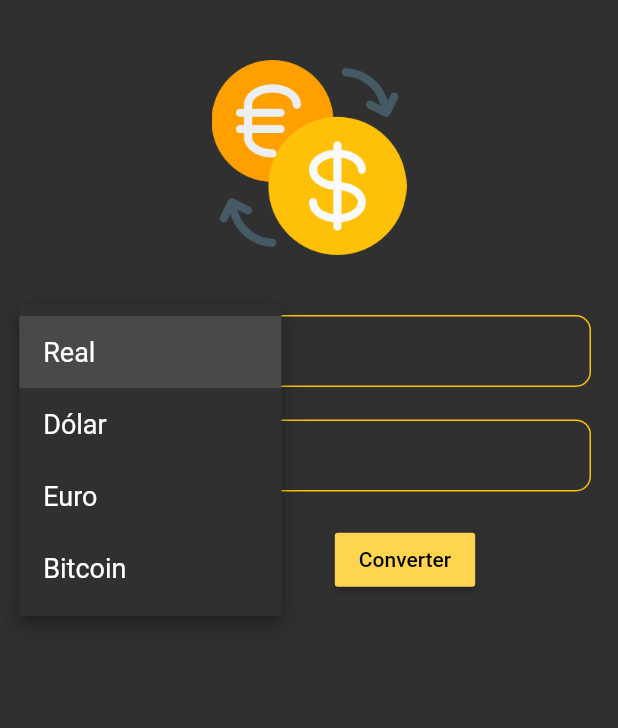
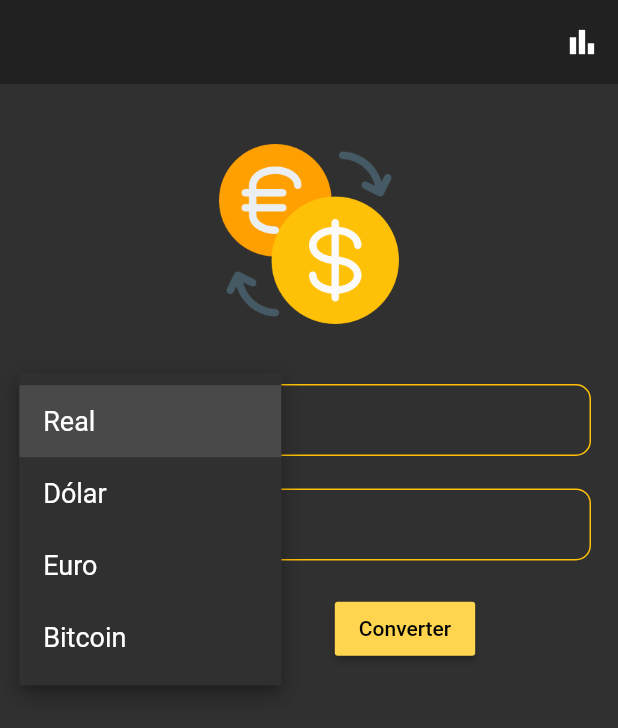
Before and after one commit to carlosfavero/flutter_convert_coin, a Flutter app: the screen it shows after launch, after a tap on "Real", on a phone screen of 412 x 824 dp. Shown: the top 728 px of the screen. Run offline on Flutter 3.47's test engine with Material 2 defaults, Android fonts, the phone set to English and light mode, and no system bars; our stand-ins replace dio, sqflite; accounts and stored records are empty; network calls fail.

```diff
--- a/lib/views/home_page.dart
+++ b/lib/views/home_page.dart
@@ -2,6 +2,7 @@ import 'package:convertCoin/controllers/home_controller.dart';
 import 'package:convertCoin/database/currency_helper.dart';
 import 'package:convertCoin/models/currency_info.dart';
 import 'package:convertCoin/views/components/currency_row.dart';
+import 'package:convertCoin/views/cotacao_page.dart';
 import 'package:flutter/material.dart';
 import 'package:intl/intl.dart';
 
@@ -12,7 +13,7 @@ class HomePage extends StatefulWidget {
 
 class _HomePageState extends State<HomePage> {
   CurrencyHelper _currencyHelper = CurrencyHelper();
-  Future<List<CurrencyInfo>> _currency;
+  List<CurrencyInfo> _currency = List<CurrencyInfo>();
 
   final TextEditingController toText = TextEditingController();
   final TextEditingController fromText = TextEditingController();
@@ -28,14 +29,32 @@ class _HomePageState extends State<HomePage> {
     homeController = HomeController(toText: toText, fromText: fromText);
   }
 
-  void loadCurrency() async {
-    _currency = _currencyHelper.getCurrency();
-    setState(() {});
+  Future loadCurrency() async {
+    _currency = await _currencyHelper.getCurrency();
+    setState(() {
+
+    });
   }
 
   @override
   Widget build(BuildContext context) {
     return Scaffold(
+      appBar: AppBar(
+        elevation: 0,
+        actions: [
+          IconButton(
+            icon: const Icon(Icons.bar_chart),
+            onPressed: () {
+              Navigator.push(
+                context,
+                MaterialPageRoute(
+                  builder: (context) => CotacaoPage()
+                ),
+              );
+            }
+          ),
+        ],
+      ),
       body: Column(
         children: [
           Flexible(
@@ -55,8 +74,8 @@ class _HomePageState extends State<HomePage> {
                         },
                         child: Image.asset(
                           'assets/images/exchange.png',
-                          width: 130,
-                          height: 130,
+                          width: 120,
+                          height: 120,
 
                         ),
                       ),
@@ -136,14 +155,21 @@ class _HomePageState extends State<HomePage> {
           ),
           Flexible(
             flex: 1,
-            child: FutureBuilder<List<CurrencyInfo>>(
-              future: _currency,
-              builder: (context, snapshot) {
-                if (snapshot.hasData) {
-                  return ListView(
-                    children: snapshot.data.map<Widget>((currency) {
+            child: ListView.builder(
+              itemCount: _currency.length,
+              itemBuilder: (context, index) {
+                final currency = _currency[index];
                 var alarmTime = DateFormat('dd/MM/yyyy hh:mm aa').format(currency.dateTime);
-                      return Padding(
+                return Dismissible(
+                  background: Container(color: Colors.red),
+                  key: Key(currency.id.toString()),
+                  onDismissed: (direction) {
+                    onDelete(currency.id);
+                    // setState(() {
+                    //   _currency.removeAt(index);
+                    // });
+                  },
+                  child:Padding(
                     padding: const EdgeInsets.fromLTRB(18, 0, 18, 0),
                     child: Column(
                       children: <Widget>[
@@ -223,18 +249,12 @@ class _HomePageState extends State<HomePage> {
                             ),
                           ],
                         ),
-
-
                       ]
-                          // ),
                     ),
+                  )
                 );
-                    }).toList(),
-                  );
-                }
-                return Text('No data');
-              }),
-          ),
+              })
+            )
           ],
       ),
     );
--- a/pubspec.yaml
+++ b/pubspec.yaml
@@ -21,6 +21,7 @@ environment:
   sdk: ">=2.7.0 <3.0.0"
 
 dependencies:
+  dio: ^3.0.10
   intl:
   sqflite: ^1.3.2+2
   flutter:
```
Also changed, not shown: lib/models/cotacao_model.dart (added, +86 -0 lines), lib/services/cotacao_services.dart (added, +16 -0 lines), lib/views/cotacao_page.dart (added, +80 -0 lines), pubspec.lock. Lines whose indentation alone changed are shown as unchanged.
